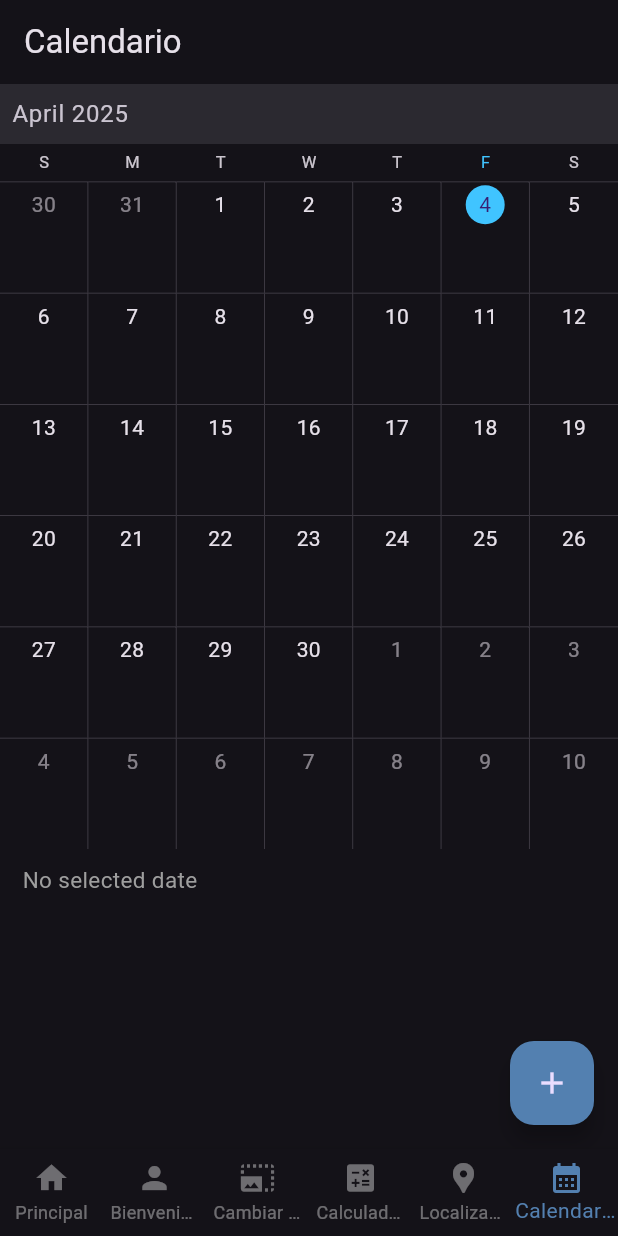
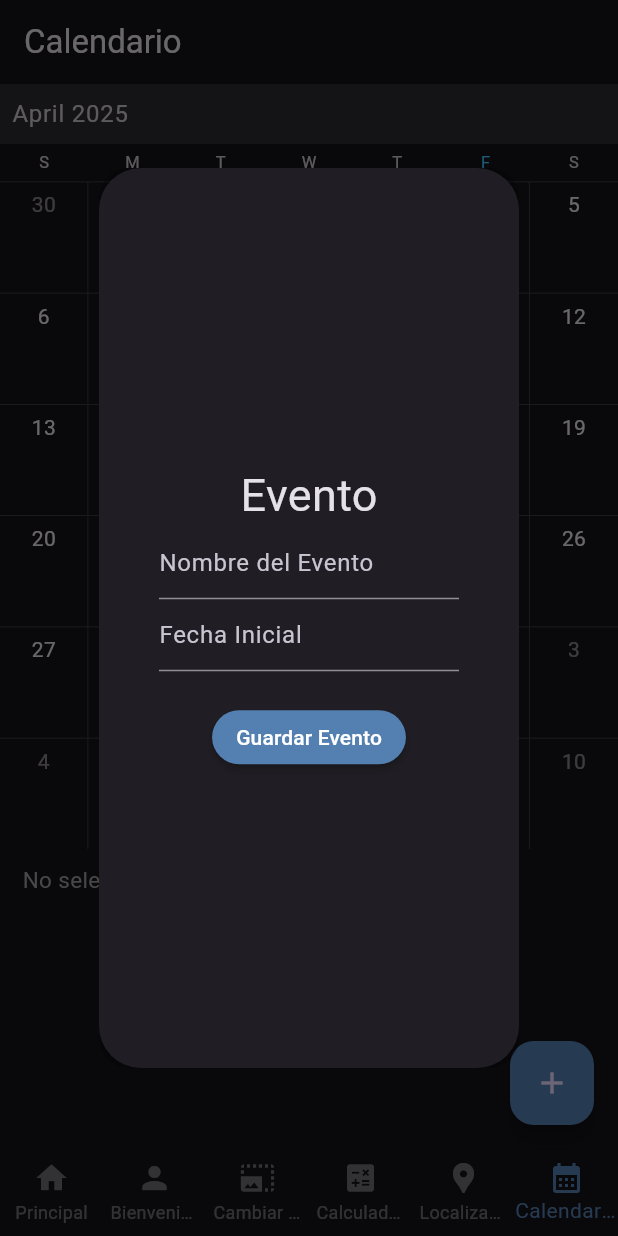
Before and after one commit to Madris1402/Programacion_Movil_2025-II, a Flutter app: the screen it shows after launch, item 6 of the bottom bar chosen, after a tap on the "add" icon, on a phone screen of 412 x 824 dp. Run offline on Flutter 3.47's test engine with Material 3 defaults, Android fonts, the phone set to English and light mode, and no system bars; drawn by our look-alikes of syncfusion_flutter_calendar; our stand-ins replace cloud_firestore, firebase_core, geolocator, shared_preferences; accounts and stored records are empty; generated files the repository leaves out were written again; network calls fail.

Commit message:
Selector de Fechas en PopUp

```diff
--- a/progmovil/lib/Pantallas/calendario.dart
+++ b/progmovil/lib/Pantallas/calendario.dart
@@ -25,8 +25,10 @@ class _CalendarioState extends State<Calendario>{
     try {QuerySnapshot eventos = await db.collection("eventos").get();
       if (eventos.docs.isNotEmpty) {
         for (DocumentSnapshot evento in eventos.docs) {
-          _nombresEventos.add(evento.id);
-          _eventos.add(evento.data() as Map<String, dynamic>);
+          setState(() {
+            _nombresEventos.add(evento.id);
+            _eventos.add(evento.data() as Map<String, dynamic>);
+          });
         }
         print("Nombre del Evento: $_nombresEventos");
         print("Evento: $_eventos");
@@ -77,14 +79,21 @@ class _CalendarioState extends State<Calendario>{
           ),
         ),
       ),
+
       floatingActionButton: FloatingActionButton(
-        onPressed: (){},
+        onPressed: (){
+          showDialog(
+              context: context,
+              builder: (context) => _guardarEvento());
+        },
+        tooltip: 'Agendar Evento',
         backgroundColor: accent,
         child: Icon(Icons.add),
       ),
     );
 
   }
+
   List<Meeting> _getDataSource(List <String> nombresEventos, List <Map<String, dynamic>> eventos ) {
     final List<Meeting> meetings = <Meeting>[];
 
@@ -96,6 +105,97 @@ class _CalendarioState extends State<Calendario>{
           fechaFinal, Color(eventos[i]["color"] as int), eventos[i]['todoDia']));
     }
     return meetings;
+  }
+}
+
+class _guardarEvento extends StatelessWidget{
+  final TextEditingController _textEditingController = TextEditingController();
+  _guardarEvento({super.key});
+
+  void _agendarEvento(String nombreEvento) {
+    print("Nombre del Evento: $nombreEvento");
+    _textEditingController.text = "";
+  }
+
+  void _guardarFecha(BuildContext context) async{
+    DateTime? _fechaSeleccionada = await showDatePicker(
+      cancelText: "Cancelar",
+      confirmText: "Aceptar",
+      helpText: "Selecciona una fecha",
+      context: context,
+      initialDate: DateTime.now(),
+      firstDate: DateTime(2000),
+      lastDate: DateTime(2100)
+    );
+
+    if(_fechaSeleccionada != null){
+      print("Fecha Seleccionada: ${_fechaSeleccionada.toLocal()}");
+    }
+  }
+
+  @override
+  Widget build(BuildContext context) {
+    return Dialog(
+        child: Container(
+          decoration: BoxDecoration(
+            color: Colors.black26,
+            borderRadius: BorderRadius.circular(20),
+          ),
+          height: 600,
+          child: Column(
+            mainAxisAlignment: MainAxisAlignment.center,
+            children: [
+              Text("Evento", style: TextStyle(fontSize: 30),
+              ),
+              SizedBox(
+                width: 200,
+                child: TextField(
+                  controller: _textEditingController,
+                  cursorColor: accent,
+                  decoration: InputDecoration(
+                    hintText: 'Nombre del Evento',
+                    focusedBorder: UnderlineInputBorder(
+                      borderSide: BorderSide(
+                        color: accent,
+                        width: 2.0,
+                      ),
+                    ),
+                  )
+                ),
+              ),
+              SizedBox(
+                width: 200,
+                child: TextField(
+                  readOnly: true,
+                  decoration: InputDecoration(
+                    hintText: 'Fecha Inicial',
+                    focusedBorder: UnderlineInputBorder(
+                      borderSide: BorderSide(
+                        color: accent,
+                        width: 2.0,
+                  ),
+                    ),
+                  ),
+                  onTap: (){
+                    _guardarFecha(context);
+                  },
+                ),
+              ),
+              SizedBox(
+                height: 20,
+              ),
+              MaterialButton(
+                shape: StadiumBorder(),
+                color: accent,
+                onPressed: (){
+                  _agendarEvento(_textEditingController.text);
+                },
+                child: Text("Guardar Evento"),
+              ),
+            ]
+          )
+        )
+    );
   }
 }
 
--- a/progmovil/lib/Pantallas/ingreso.dart
+++ b/progmovil/lib/Pantallas/ingreso.dart
@@ -65,7 +65,7 @@ class _IngresoState extends State<Ingreso>{
               height: 20,
             ),
             MaterialButton(
-              shape: StadiumBorder(side: BorderSide(width: 1)),
+              shape: StadiumBorder(),
               color: accent,
               onPressed: (){
                 _escribirDatos();
--- a/progmovil/lib/app.dart
+++ b/progmovil/lib/app.dart
@@ -13,6 +13,16 @@ class MyApp extends StatelessWidget {
       debugShowCheckedModeBanner: false,
       theme: ThemeData(
         brightness: Brightness.dark,
+        datePickerTheme: DatePickerThemeData(
+          surfaceTintColor: accent,
+          todayBackgroundColor: MaterialStateProperty.all(accent),
+          confirmButtonStyle: ButtonStyle(
+            foregroundColor: MaterialStateProperty.all(accent),
+          ),
+          cancelButtonStyle: ButtonStyle(
+            foregroundColor: MaterialStateProperty.all(accent),
+          )
+        ),
         useMaterial3: true,
       ),
       home: const Navegador(title: "Navegador",),
```
